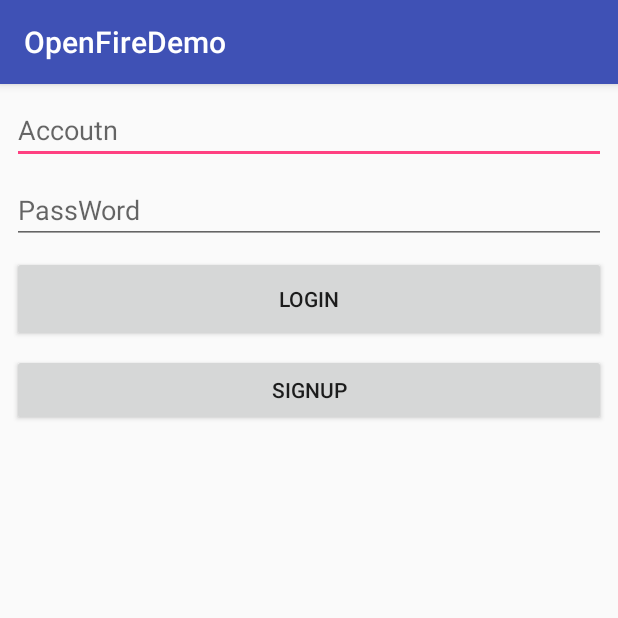
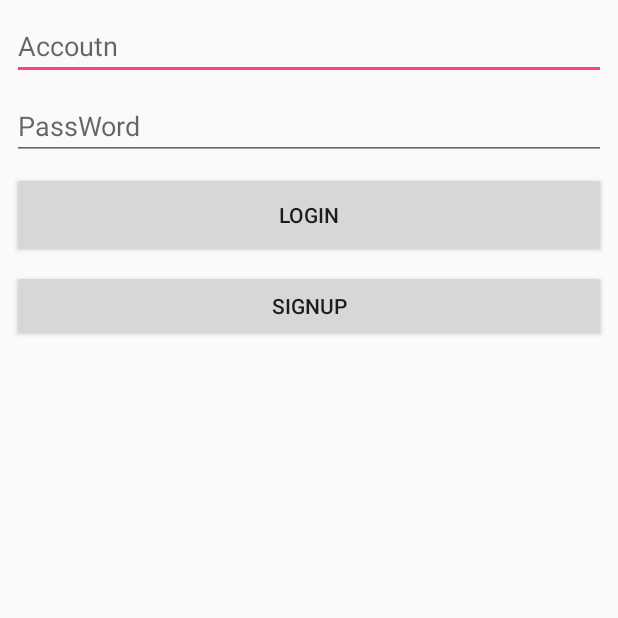
Before and after one commit to W2DaLiLi/OpenfireDemo, an Android app: the screen it shows after launch (LoginActivity), on a phone screen of 412 x 824 dp, the top half of it. Run offline under Robolectric (Android 15) with nearby library versions, the phone set to English and light mode, and no system bars.

Commit message:
feature: hide actionbar in style

```diff
--- a/app/src/main/java/com/example/hzxr/openfiredemo/UI/LoginActivity.kt
+++ b/app/src/main/java/com/example/hzxr/openfiredemo/UI/LoginActivity.kt
@@ -4,7 +4,6 @@ import android.annotation.SuppressLint
 import android.content.Intent
 import android.os.Bundle
 import android.os.Handler
-import android.support.v7.app.AppCompatActivity
 import android.util.Log
 import android.widget.Button
 import android.widget.EditText
--- a/app/src/main/res/values/styles.xml
+++ b/app/src/main/res/values/styles.xml
@@ -1,7 +1,10 @@
 <resources>
 
+    <style name="AppBaseTheme" parent="Theme.AppCompat.Light.NoActionBar">
+    </style>
+
     <!-- Base application theme. -->
-    <style name="AppTheme" parent="Theme.AppCompat.Light.DarkActionBar">
+    <style name="AppTheme" parent="AppBaseTheme">
         <!-- Customize your theme here. -->
         <item name="colorPrimary">@color/colorPrimary</item>
         <item name="colorPrimaryDark">@color/colorPrimaryDark</item>
```
